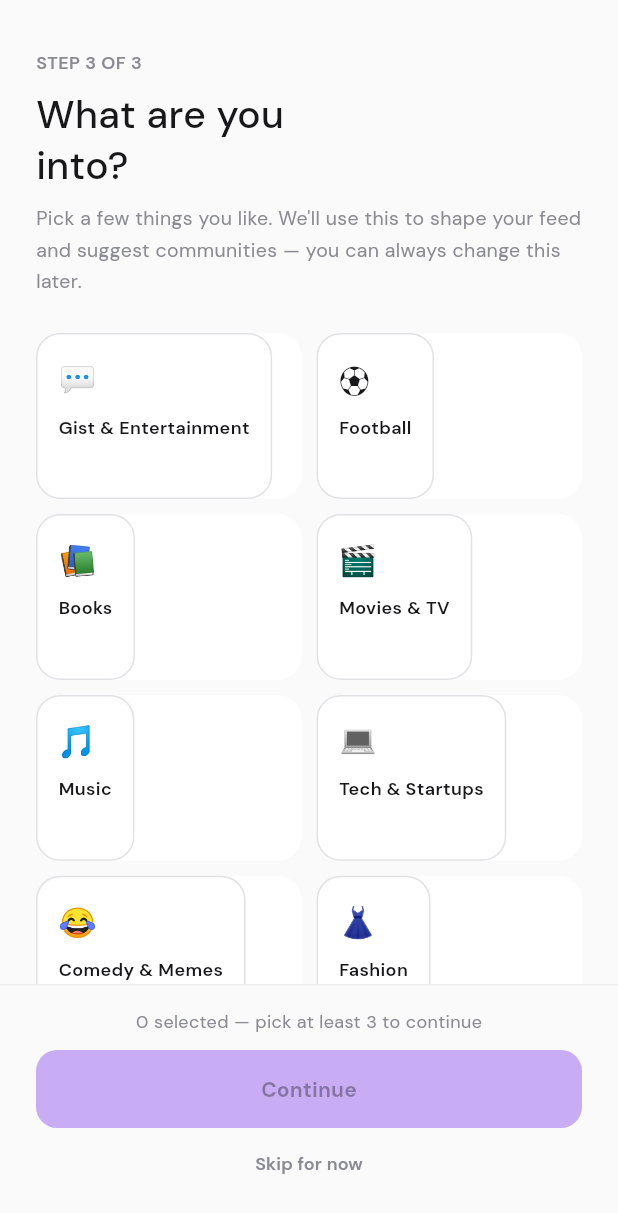
After one commit to olowolayemogoodness-crypto/Edul, a Flutter app: the InterestPickerPage screen opened by its route, on a phone screen of 412 x 824 dp. The commit adds this screen. Shown: the top 1213 px of the screen. Run offline on Flutter 3.47's test engine with Material 3 defaults, Android fonts, the phone set to English and light mode, and no system bars; our stand-ins replace audioplayers, cloud_firestore, dartz, equatable, firebase_auth, firebase_core and 13 more; missing offline and left inert: ffmpeg_kit_flutter_new, flutter_pdfview, gal, purchases_flutter, record; accounts and stored records are empty.

Commit message:
Add interest picker onboarding with football club sub-selection

```diff
--- a/lib/core/router/app_router.dart
+++ b/lib/core/router/app_router.dart
@@ -13,6 +13,7 @@ import '../../features/exam_prep/presentation/pages/exam_prep_page.dart';
 import '../../features/library/presentation/pages/library_page.dart';
 import '../../features/auth/presentation/pages/subject_picker_page.dart';
 import '../../features/flashcards/presentation/pages/flashcards_page.dart';
+import '../../features/auth/presentation/pages/interest_picker_page.dart';
 import '../../features/study_rooms/presentation/pages/study_rooms_page.dart';
 import '../../features/scholarship/presentation/pages/scholarship_page.dart';
 import '../../features/masterclass/presentation/pages/masterclass_page.dart';
@@ -44,6 +45,7 @@ class AppRouter {
       GoRoute(path: AppRoutes.library,       name: 'library',       builder: (c, s) => const LibraryPage()),
       GoRoute(path: AppRoutes.subjectPicker, name: 'subjectPicker', builder: (c, s) => const SubjectPickerPage()),
       GoRoute(path: AppRoutes.flashcards,  name: 'flashcards',  builder: (c, s) => const FlashcardsPage()),
+      GoRoute(path: '/interests', name: 'interests', builder: (c, s) => const InterestPickerPage()),
       GoRoute(path: AppRoutes.studyRoom,   name: 'studyRoom',   builder: (c, s) => const StudyRoomsPage()),
       GoRoute(
   path: '/discover',
--- a/lib/core/services/user_service.dart
+++ b/lib/core/services/user_service.dart
@@ -100,6 +100,16 @@ class UserService {
     if (set != null) data['set'] = set;
     if (data.isNotEmpty) await _db.collection('users').doc(uid).update(data);
   }
+    static Future<void> saveInterests({
+    required List<String> interests,
+    List<String> footballClubs = const [],
+  }) async {
+    if (uid == null) return;
+    await _db.collection('users').doc(uid).update({
+      'interests': interests,
+      if (footballClubs.isNotEmpty) 'footballClubs': footballClubs,
+    });
+  }
 
   // ── Award XP ──
   static Future<void> awardXP(int amount, {String reason = ''}) async {
--- /dev/null
+++ b/lib/features/auth/presentation/pages/club_picker_page.dart
@@ -0,0 +1,146 @@
+// lib/features/auth/presentation/pages/club_picker_page.dart
+//
+// Nested sub-picker reached only from tapping "Football" on the main
+// interest grid. This granularity is the whole point of the feature:
+// "likes football" alone can't target a specific fixture banner
+// (Arsenal vs Man U), but "supports Arsenal" can. No other interest
+// category needs this kind of sub-picker -- football is the special
+// case, not the template for every category.
+//
+// Pops with whatever's currently selected, even via the back arrow
+// without hitting Done -- partial progress isn't lost just because
+// someone didn't tap the final button.
+
+import 'package:flutter/material.dart';
+import 'package:google_fonts/google_fonts.dart';
+import '../../../../core/constants/app_colors.dart';
+
+const List<Map<String, String>> footballClubs = [
+  {'id': 'arsenal', 'label': 'Arsenal'},
+  {'id': 'man_utd', 'label': 'Manchester United'},
+  {'id': 'man_city', 'label': 'Manchester City'},
+  {'id': 'liverpool', 'label': 'Liverpool'},
+  {'id': 'chelsea', 'label': 'Chelsea'},
+  {'id': 'real_madrid', 'label': 'Real Madrid'},
+  {'id': 'barcelona', 'label': 'Barcelona'},
+];
+
+class ClubPickerPage extends StatefulWidget {
+  final List<String> initiallySelected;
+  const ClubPickerPage({super.key, this.initiallySelected = const []});
+
+  @override
+  State<ClubPickerPage> createState() => _ClubPickerPageState();
+}
+
+class _ClubPickerPageState extends State<ClubPickerPage> {
+  late Set<String> _selected = widget.initiallySelected.toSet();
+
+  void _toggle(String clubId) {
+    setState(() {
+      if (_selected.contains(clubId)) {
+        _selected.remove(clubId);
+      } else {
+        _selected.add(clubId);
+      }
+    });
+  }
+
+  @override
+  Widget build(BuildContext context) {
+    return Scaffold(
+      backgroundColor: AppColors.background,
+      body: SafeArea(
+        child: PopScope(
+          canPop: false,
+          onPopInvokedWithResult: (didPop, result) {
+            if (!didPop) Navigator.pop(context, _selected.toList());
+          },
+          child: Column(children: [
+            Padding(
+              padding: const EdgeInsets.fromLTRB(24, 20, 24, 8),
+              child: Row(children: [
+                IconButton(
+                  icon: Icon(Icons.arrow_back_ios_new_rounded, size: 18, color: AppColors.textPrimary),
+                  onPressed: () => Navigator.pop(context, _selected.toList()),
+                ),
+                const SizedBox(width: 4),
+                Text('⚽ Football', style: GoogleFonts.dmSans(fontSize: 15, fontWeight: FontWeight.w700, color: AppColors.textPrimary)),
+              ]),
+            ),
+            Expanded(
+              child: ListView(
+                padding: const EdgeInsets.fromLTRB(24, 12, 24, 0),
+                children: [
+                  Text('Which clubs do\nyou support?', style: GoogleFonts.dmSans(
+                    fontSize: 20, fontWeight: FontWeight.w500, color: AppColors.textPrimary, height: 1.3)),
+                  const SizedBox(height: 6),
+                  Text('This is what makes a live "Arsenal vs Man U" banner show up only for people who\'d actually care.',
+                    style: GoogleFonts.dmSans(fontSize: 13, color: AppColors.textTertiary, height: 1.5)),
+                  const SizedBox(height: 20),
+                  for (final club in footballClubs)
+                    Padding(
+                      padding: const EdgeInsets.only(bottom: 8),
+                      child: _ClubTile(
+                        label: club['label']!,
+                        selected: _selected.contains(club['id']),
+                        onTap: () => _toggle(club['id']!),
+                      ),
+                    ),
+                  const SizedBox(height: 20),
+                ],
+              ),
+            ),
+            Container(
+              padding: const EdgeInsets.fromLTRB(24, 14, 24, 24),
+              decoration: BoxDecoration(color: AppColors.background, border: Border(top: BorderSide(color: AppColors.border))),
+              child: SizedBox(
+                width: double.infinity,
+                child: ElevatedButton(
+                  onPressed: () => Navigator.pop(context, _selected.toList()),
+                  style: ElevatedButton.styleFrom(
+                    backgroundColor: AppColors.accent, foregroundColor: Colors.white,
+                    padding: const EdgeInsets.symmetric(vertical: 15),
+                    shape: RoundedRectangleBorder(borderRadius: BorderRadius.circular(14)),
+                  ),
+                  child: Text('Done · ${_selected.length} selected', style: GoogleFonts.dmSans(fontSize: 14, fontWeight: FontWeight.w700)),
+                ),
+              ),
+            ),
+          ]),
+        ),
+      ),
+    );
+  }
+}
+
+class _ClubTile extends StatelessWidget {
+  final String label;
+  final bool selected;
+  final VoidCallback onTap;
+  const _ClubTile({required this.label, required this.selected, required this.onTap});
+
+  @override
+  Widget build(BuildContext context) {
+    return Material(
+      color: selected ? AppColors.accentSurface : AppColors.card,
+      borderRadius: BorderRadius.circular(14),
+      child: InkWell(
+        borderRadius: BorderRadius.circular(14),
+        onTap: onTap,
+        child: Container(
+          padding: const EdgeInsets.symmetric(horizontal: 14, vertical: 13),
+          decoration: BoxDecoration(
+            borderRadius: BorderRadius.circular(14),
+            border: Border.all(color: selected ? AppColors.accent : AppColors.border, width: selected ? 1.5 : 1),
+          ),
+          child: Row(children: [
+            Expanded(child: Text(label, style: GoogleFonts.dmSans(fontSize: 13, fontWeight: FontWeight.w600, color: AppColors.textPrimary))),
+            if (selected) Icon(Icons.check_circle_rounded, color: AppColors.accent, size: 20)
+            else Icon(Icons.radio_button_off_rounded, color: AppColors.textTertiary, size: 20),
+          ]),
+        ),
+      ),
+    );
+  }
+}
--- /dev/null
+++ b/lib/features/auth/presentation/pages/interest_picker_page.dart
@@ -0,0 +1,209 @@
+// lib/features/auth/presentation/pages/interest_picker_page.dart
+//
+// Reached right after registration succeeds, before landing on Social
+// -- literally the same slot the old, irrelevant /subject-picker
+// screen used to occupy. This is the actual data source for feed
+// personalization, affinity-based community suggestions, and
+// interest-targeted live banners (a movie discussion, a football
+// fixture) -- nothing downstream of "For You" works without this.
+//
+// Minimum 3 picks required to enable Continue, but Skip is always
+// available and never blocked -- forcing this would just produce junk
+// data from people mashing random chips to get past a wall.
+
+import 'package:flutter/material.dart';
+import 'package:go_router/go_router.dart';
+import 'package:google_fonts/google_fonts.dart';
+import '../../../../core/constants/app_colors.dart';
+import '../../../../core/services/user_service.dart';
+import 'club_picker_page.dart';
+
+const List<Map<String, String>> interestCategories = [
+  {'id': 'gist', 'emoji': '💬', 'label': 'Gist & Entertainment'},
+  {'id': 'football', 'emoji': '⚽', 'label': 'Football'},
+  {'id': 'books', 'emoji': '📚', 'label': 'Books'},
+  {'id': 'movies', 'emoji': '🎬', 'label': 'Movies & TV'},
+  {'id': 'music', 'emoji': '🎵', 'label': 'Music'},
+  {'id': 'tech', 'emoji': '💻', 'label': 'Tech & Startups'},
+  {'id': 'comedy', 'emoji': '😂', 'label': 'Comedy & Memes'},
+  {'id': 'fashion', 'emoji': '👗', 'label': 'Fashion'},
+  {'id': 'fitness', 'emoji': '💪', 'label': 'Fitness'},
+  {'id': 'career', 'emoji': '🚀', 'label': 'Career & Hustle'},
+  {'id': 'anime', 'emoji': '🎌', 'label': 'Anime'},
+  {'id': 'politics', 'emoji': '🗞️', 'label': 'Current Affairs'},
+];
+
+class InterestPickerPage extends StatefulWidget {
+  const InterestPickerPage({super.key});
+
+  @override
+  State<InterestPickerPage> createState() => _InterestPickerPageState();
+}
+
+class _InterestPickerPageState extends State<InterestPickerPage> {
+  final Set<String> _selected = {};
+  List<String> _footballClubs = [];
+  bool _saving = false;
+
+  Future<void> _tapCategory(String id) async {
+    if (id == 'football') {
+      final result = await Navigator.of(context).push<List<String>>(
+        MaterialPageRoute(builder: (_) => ClubPickerPage(initiallySelected: _footballClubs)),
+      );
+      if (result == null) return;
+      setState(() {
+        _footballClubs = result;
+        if (result.isNotEmpty) {
+          _selected.add('football');
+        } else {
+          _selected.remove('football');
+        }
+      });
+      return;
+    }
+
+    setState(() {
+      if (_selected.contains(id)) {
+        _selected.remove(id);
+      } else {
+        _selected.add(id);
+      }
+    });
+  }
+
+  Future<void> _continue() async {
+    setState(() => _saving = true);
+    try {
+      await UserService.saveInterests(interests: _selected.toList(), footballClubs: _footballClubs);
+    } catch (_) {
+      // Best-effort -- don't block someone from entering the app over
+      // a failed personalization write. They just get a less-tailored
+      // feed for now, not a broken registration flow.
+    }
+    if (mounted) context.go('/home');
+  }
+
+  void _skip() => context.go('/home');
+
+  @override
+  Widget build(BuildContext context) {
+    final canContinue = _selected.length >= 3;
+
+    return Scaffold(
+      backgroundColor: AppColors.background,
+      body: SafeArea(
+        child: Column(children: [
+          Expanded(
+            child: ListView(
+              padding: const EdgeInsets.fromLTRB(24, 32, 24, 0),
+              children: [
+                Text('STEP 3 OF 3', style: GoogleFonts.dmSans(fontSize: 12, fontWeight: FontWeight.w600, color: AppColors.textTertiary, letterSpacing: 0.3)),
+                const SizedBox(height: 8),
+                Text('What are you\ninto?', style: GoogleFonts.dmSans(fontSize: 26, fontWeight: FontWeight.w500, color: AppColors.textPrimary, height: 1.3)),
+                const SizedBox(height: 8),
+                Text('Pick a few things you like. We\'ll use this to shape your feed and suggest communities — you can always change this later.',
+                  style: GoogleFonts.dmSans(fontSize: 13, color: AppColors.textTertiary, height: 1.6)),
+                const SizedBox(height: 24),
+                GridView.count(
+                  crossAxisCount: 2,
+                  shrinkWrap: true,
+                  physics: const NeverScrollableScrollPhysics(),
+                  mainAxisSpacing: 10,
+                  crossAxisSpacing: 10,
+                  childAspectRatio: 1.6,
+                  children: [
+                    for (final cat in interestCategories)
+                      _InterestChip(
+                        emoji: cat['emoji']!,
+                        label: cat['label']!,
+                        selected: _selected.contains(cat['id']),
+                        badge: cat['id'] == 'football' && _footballClubs.isNotEmpty
+                            ? '${_footballClubs.length} club${_footballClubs.length == 1 ? '' : 's'}'
+                            : null,
+                        onTap: () => _tapCategory(cat['id']!),
+                      ),
+                  ],
+                ),
+                const SizedBox(height: 20),
+              ],
+            ),
+          ),
+          Container(
+            padding: const EdgeInsets.fromLTRB(24, 14, 24, 24),
+            decoration: BoxDecoration(color: AppColors.background, border: Border(top: BorderSide(color: AppColors.border.withOpacity(0.5)))),
+            child: Column(children: [
+              Text(
+                canContinue ? '${_selected.length} selected' : '${_selected.length} selected — pick at least 3 to continue',
+                style: GoogleFonts.dmSans(fontSize: 12, color: AppColors.textTertiary),
+              ),
+              const SizedBox(height: 10),
+              SizedBox(
+                width: double.infinity,
+                child: ElevatedButton(
+                  onPressed: (canContinue && !_saving) ? _continue : null,
+                  style: ElevatedButton.styleFrom(
+                    backgroundColor: AppColors.accent, foregroundColor: Colors.white,
+                    disabledBackgroundColor: AppColors.accent.withOpacity(0.4),
+                    padding: const EdgeInsets.symmetric(vertical: 15),
+                    shape: RoundedRectangleBorder(borderRadius: BorderRadius.circular(14)),
+                  ),
+                  child: _saving
+                      ? const SizedBox(width: 18, height: 18, child: CircularProgressIndicator(strokeWidth: 2, color: Colors.white))
+                      : Text('Continue', style: GoogleFonts.dmSans(fontSize: 14, fontWeight: FontWeight.w700)),
+                ),
+              ),
+              TextButton(
+                onPressed: _saving ? null : _skip,
+                child: Text('Skip for now', style: GoogleFonts.dmSans(fontSize: 12, fontWeight: FontWeight.w600, color: AppColors.textTertiary)),
+              ),
+            ]),
+          ),
+        ]),
+      ),
+    );
+  }
+}
+
+class _InterestChip extends StatelessWidget {
+  final String emoji;
+  final String label;
+  final bool selected;
+  final String? badge;
+  final VoidCallback onTap;
+  const _InterestChip({required this.emoji, required this.label, required this.selected, required this.onTap, this.badge});
+
+  @override
+  Widget build(BuildContext context) {
+    return Material(
+      color: selected ? AppColors.accentSurface : AppColors.card,
+      borderRadius: BorderRadius.circular(16),
+      child: InkWell(
+        borderRadius: BorderRadius.circular(16),
+        onTap: onTap,
+        child: Stack(children: [
+          Container(
+            padding: const EdgeInsets.all(14),
+            decoration: BoxDecoration(
+              borderRadius: BorderRadius.circular(16),
+              border: Border.all(color: selected ? AppColors.accent : AppColors.border, width: selected ? 1.5 : 1),
+            ),
+            child: Column(crossAxisAlignment: CrossAxisAlignment.start, children: [
+              Text(emoji, style: const TextStyle(fontSize: 20)),
+              const SizedBox(height: 6),
+              Text(label, style: GoogleFonts.dmSans(fontSize: 12, fontWeight: FontWeight.w600, color: AppColors.textPrimary)),
+            ]),
+          ),
+          if (badge != null)
+            Positioned(
+              top: 10, right: 10,
+              child: Container(
+                padding: const EdgeInsets.symmetric(horizontal: 7, vertical: 3),
+                decoration: BoxDecoration(color: AppColors.card, borderRadius: BorderRadius.circular(999)),
+                child: Text(badge!, style: GoogleFonts.dmSans(fontSize: 9, fontWeight: FontWeight.w700, color: AppColors.accent)),
+              ),
+            ),
+        ]),
+      ),
+    );
+  }
+}
```
